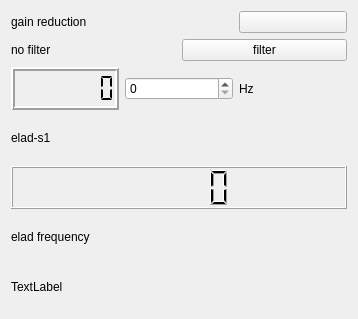
Qt form dab-maxi/qt-devices/elad-s1-handler/elad-widget.ui (JvanKatwijk/qt-dab) before a commit.
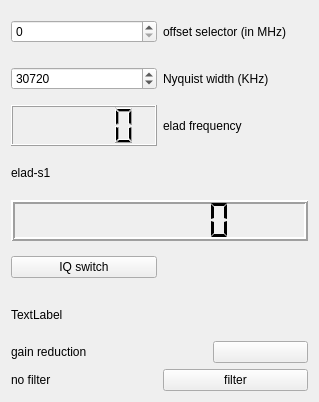
The same form after that commit.

Commit message: mods to elad handler

```diff
--- a/dab-maxi/qt-devices/elad-s1-handler/elad-widget.ui
+++ b/dab-maxi/qt-devices/elad-s1-handler/elad-widget.ui
@@ -6,8 +6,8 @@
    <rect>
     <x>0</x>
     <y>0</y>
-    <width>358</width>
-    <height>319</height>
+    <width>319</width>
+    <height>402</height>
    </rect>
   </property>
   <property name="windowTitle">
@@ -15,50 +15,71 @@
   </property>
   <layout class="QVBoxLayout" name="verticalLayout">
    <item>
-    <layout class="QHBoxLayout" name="horizontalLayout">
+    <layout class="QHBoxLayout" name="horizontalLayout_5">
      <item>
-      <widget class="QLabel" name="label_5">
-       <property name="text">
-        <string>gain reduction</string>
+      <widget class="QSpinBox" name="offsetSelector">
+       <property name="toolTip">
+        <string>Offset selector: change will have effect on the next channel selection</string>
        </property>
       </widget>
      </item>
      <item>
-      <widget class="QLabel" name="gainLabel">
+      <widget class="QLabel" name="label_4">
        <property name="text">
-        <string/>
+        <string>offset selector (in MHz)</string>
        </property>
       </widget>
      </item>
+    </layout>
+   </item>
      <item>
-      <widget class="QPushButton" name="gainReduction">
+    <layout class="QHBoxLayout" name="horizontalLayout_6">
+     <item>
+      <widget class="QSpinBox" name="NyquistWidth">
+       <property name="toolTip">
+        <string>Selector for the NyquistWidth. Change will have effect on next channel select</string>
+       </property>
+       <property name="maximum">
+        <number>100000</number>
+       </property>
+       <property name="singleStep">
+        <number>10</number>
+       </property>
+       <property name="value">
+        <number>30720</number>
+       </property>
+      </widget>
+     </item>
+     <item>
+      <widget class="QLabel" name="label_6">
        <property name="text">
-        <string/>
+        <string>Nyquist width (KHz)</string>
        </property>
       </widget>
      </item>
     </layout>
    </item>
    <item>
-    <layout class="QHBoxLayout" name="horizontalLayout_2">
+    <layout class="QHBoxLayout" name="horizontalLayout_4">
      <item>
-      <widget class="QLabel" name="filterText">
-       <property name="text">
-        <string>no filter</string>
-       </property>
-      </widget>
+      <widget class="QLCDNumber" name="eladFrequency"/>
      </item>
      <item>
-      <widget class="QPushButton" name="filter">
+      <widget class="QLabel" name="label_2">
        <property name="text">
-        <string>filter</string>
+        <string>elad frequency</string>
        </property>
       </widget>
      </item>
     </layout>
    </item>
    <item>
-    <layout class="QHBoxLayout" name="horizontalLayout_3">
+    <widget class="QLabel" name="label">
+     <property name="text">
+      <string>elad-s1</string>
+     </property>
+    </widget>
+   </item>
      <item>
       <widget class="QLCDNumber" name="rateDisplay">
        <property name="lineWidth">
@@ -73,37 +94,11 @@
       </widget>
      </item>
      <item>
-      <widget class="QSpinBox" name="hzOffset">
-       <property name="maximum">
-        <number>999</number>
-       </property>
-      </widget>
-     </item>
+    <layout class="QHBoxLayout" name="horizontalLayout_3">
      <item>
-      <widget class="QLabel" name="label_3">
+      <widget class="QPushButton" name="IQSwitch">
        <property name="text">
-        <string>Hz</string>
-       </property>
-      </widget>
-     </item>
-    </layout>
-   </item>
-   <item>
-    <widget class="QLabel" name="label">
-     <property name="text">
-      <string>elad-s1</string>
-     </property>
-    </widget>
-   </item>
-   <item>
-    <widget class="QLCDNumber" name="eladFrequency"/>
-   </item>
-   <item>
-    <layout class="QHBoxLayout" name="horizontalLayout_4">
-     <item>
-      <widget class="QLabel" name="label_2">
-       <property name="text">
-        <string>elad frequency</string>
+        <string>IQ switch</string>
        </property>
       </widget>
      </item>
@@ -123,6 +118,49 @@
      </property>
     </widget>
    </item>
+   <item>
+    <layout class="QHBoxLayout" name="horizontalLayout">
+     <item>
+      <widget class="QLabel" name="label_5">
+       <property name="text">
+        <string>gain reduction</string>
+       </property>
+      </widget>
+     </item>
+     <item>
+      <widget class="QLabel" name="gainLabel">
+       <property name="text">
+        <string/>
+       </property>
+      </widget>
+     </item>
+     <item>
+      <widget class="QPushButton" name="gainReduction">
+       <property name="text">
+        <string/>
+       </property>
+      </widget>
+     </item>
+    </layout>
+   </item>
+   <item>
+    <layout class="QHBoxLayout" name="horizontalLayout_2">
+     <item>
+      <widget class="QLabel" name="filterText">
+       <property name="text">
+        <string>no filter</string>
+       </property>
+      </widget>
+     </item>
+     <item>
+      <widget class="QPushButton" name="filter">
+       <property name="text">
+        <string>filter</string>
+       </property>
+      </widget>
+     </item>
+    </layout>
+   </item>
   </layout>
  </widget>
  <resources/>
```
Lines whose indentation alone changed are shown as unchanged. The commit also changes 8 other files.
